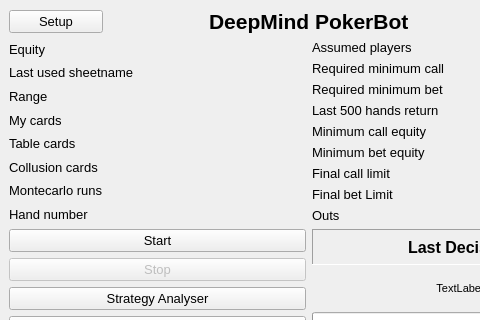
Qt form gui/gui_qt_ui.ui (dickreuter/Poker) before a commit; both pictures show x 0 to 480 and y 0 to 320 of the 617 by 713 pixel window.
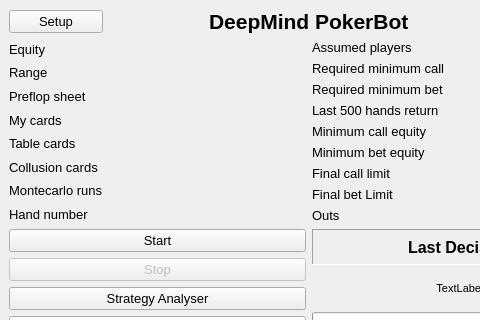
The same form after that commit.

Diff of the .ui file:
```diff
--- a/gui/gui_qt_ui.ui
+++ b/gui/gui_qt_ui.ui
@@ -524,18 +524,6 @@
         </property>
        </widget>
       </item>
-      <item>
-       <widget class="QLabel" name="sheetname">
-        <property name="font">
-         <font>
-          <pointsize>10</pointsize>
-         </font>
-        </property>
-        <property name="text">
-         <string/>
-        </property>
-       </widget>
-      </item>
       <item>
        <widget class="QLabel" name="opponent_range">
         <property name="font">
@@ -548,6 +536,18 @@
         </property>
        </widget>
       </item>
+      <item>
+       <widget class="QLabel" name="sheetname">
+        <property name="font">
+         <font>
+          <pointsize>10</pointsize>
+         </font>
+        </property>
+        <property name="text">
+         <string/>
+        </property>
+       </widget>
+      </item>
       <item>
        <widget class="QLabel" name="mycards">
         <property name="font">
@@ -624,18 +624,6 @@
         </property>
        </widget>
       </item>
-      <item>
-       <widget class="QLabel" name="label_9">
-        <property name="font">
-         <font>
-          <pointsize>10</pointsize>
-         </font>
-        </property>
-        <property name="text">
-         <string>Last used sheetname</string>
-        </property>
-       </widget>
-      </item>
       <item>
        <widget class="QLabel" name="label_13">
         <property name="font">
@@ -648,6 +636,18 @@
         </property>
        </widget>
       </item>
+      <item>
+       <widget class="QLabel" name="label_9">
+        <property name="font">
+         <font>
+          <pointsize>10</pointsize>
+         </font>
+        </property>
+        <property name="text">
+         <string>Preflop sheet</string>
+        </property>
+       </widget>
+      </item>
       <item>
        <widget class="QLabel" name="label_14">
         <property name="font">
```
